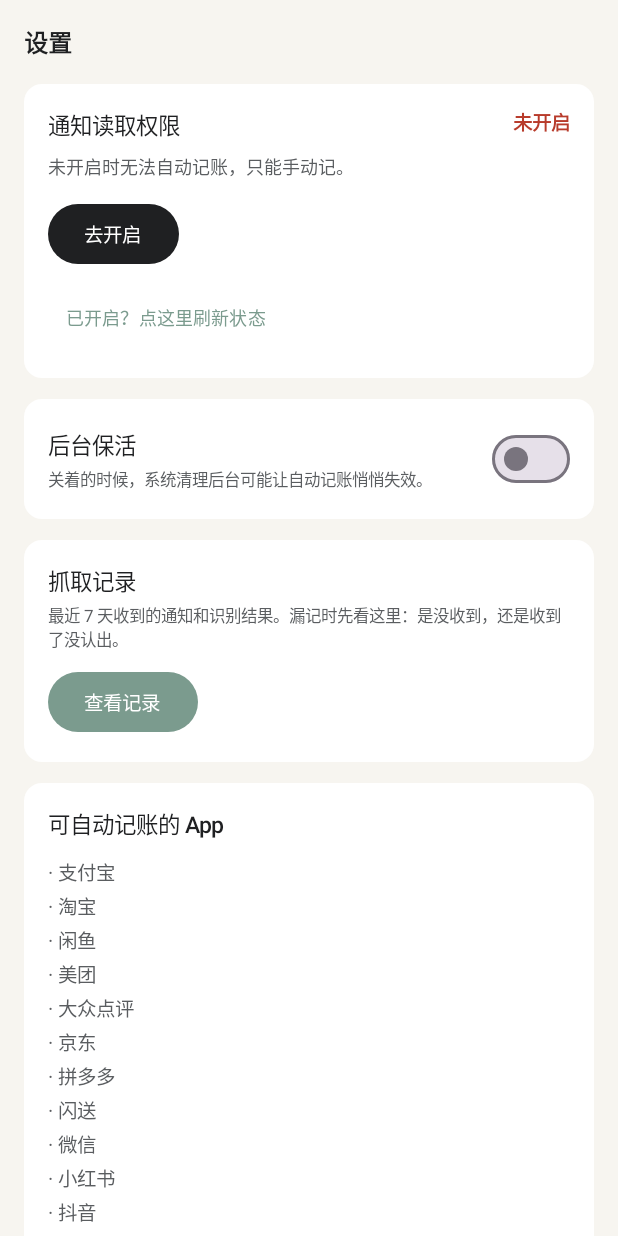
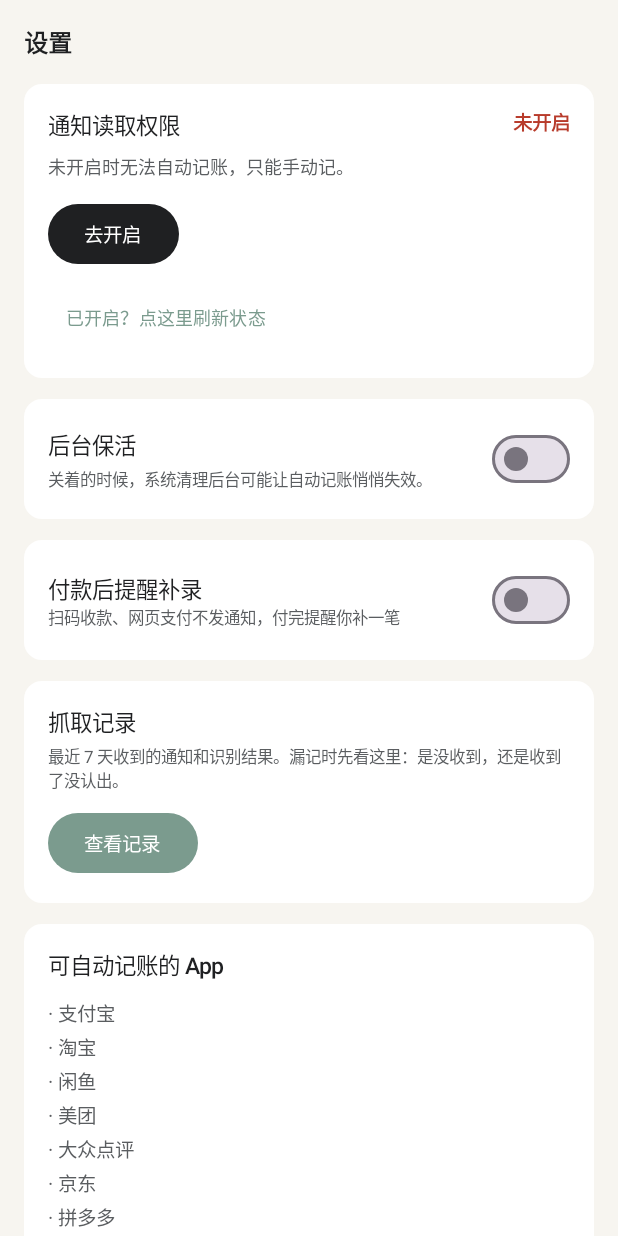
Before and after one commit to XXKG2026/i-accounting, an Android app built with Jetpack Compose: the composable SettingsScreen shown on its own in the app's theme, on a phone screen of 412 x 824 dp. Run offline under Robolectric (Android 15) with nearby library versions, the phone set to English and light mode, and no system bars.

Commit message:
v2.3：付款后提醒补录
- 新增 PaymentWatcher：用使用情况访问检测「刚离开支付宝/微信」
- 保活服务内巡逻（屏幕亮 45s / 灭 5min），命中且未记账则推提醒
- 点通知直达记一笔；已有自动记账时不打扰
- 设置页新开关（自动开启保活 + 引导授权使用情况访问）

```diff
--- a/app/build.gradle.kts
+++ b/app/build.gradle.kts
@@ -13,8 +13,8 @@ android {
         applicationId = "com.qinkun.accountbook"
         minSdk = 31
         targetSdk = 36
-        versionCode = 9
-        versionName = "2.2"
+        versionCode = 10
+        versionName = "2.3"
     }
 
     buildTypes {
--- a/app/src/main/java/com/qinkun/accountbook/data/Repo.kt
+++ b/app/src/main/java/com/qinkun/accountbook/data/Repo.kt
@@ -24,6 +24,8 @@ class Repo(context: Context) {
     suspend fun remove(tx: Transaction) = dao.delete(tx)
     suspend fun update(tx: Transaction) = dao.update(tx)
     suspend fun findDuplicate(raw: String, since: Long) = dao.findDuplicate(raw, since)
+
+    suspend fun lastTxAt(): Long? = dao.lastTxAt()
 
     // ---- 补录辅助 ----
     suspend fun frequentMerchants(limit: Int = 12): List<String> = dao.frequentMerchants(limit)
--- a/app/src/main/java/com/qinkun/accountbook/data/TransactionDao.kt
+++ b/app/src/main/java/com/qinkun/accountbook/data/TransactionDao.kt
@@ -61,6 +61,10 @@ interface TransactionDao {
     )
     suspend fun frequentMerchants(limit: Int = 12): List<String>
 
+    /** 最后一条记账的时间 —— 判断"这次离开支付 App 之后有没有已经记上" */
+    @Query("SELECT MAX(occurredAt) FROM transactions")
+    suspend fun lastTxAt(): Long?
+
     /**
      * 最近用过的分类（按笔数降序），用来把高频分类排到选择列表前面。
      */
--- a/app/src/main/java/com/qinkun/accountbook/ui/SettingsScreen.kt
+++ b/app/src/main/java/com/qinkun/accountbook/ui/SettingsScreen.kt
@@ -35,6 +35,9 @@ import java.text.SimpleDateFormat
 import java.util.Date
 import java.util.Locale
 import com.qinkun.accountbook.service.KeepAlive
+import com.qinkun.accountbook.service.PaymentWatcher
+import androidx.lifecycle.Lifecycle
+import androidx.lifecycle.compose.LifecycleEventEffect
 import com.qinkun.accountbook.service.TransactionParser
 
 @Composable
@@ -45,6 +48,14 @@ fun SettingsScreen(modifier: Modifier = Modifier) {
     var testResult by remember { mutableStateOf<String?>(null) }
     var testPkg by remember { mutableStateOf("com.sankuai.meituan") }
     var keepAlive by remember { mutableStateOf(KeepAlive.isEnabled(ctx)) }
+    var promptOn by remember { mutableStateOf(PaymentWatcher.isEnabled(ctx)) }
+    var usageOk by remember { mutableStateOf(PaymentWatcher.hasUsageAccess(ctx)) }
+    // 从系统设置页返回时刷新权限状态
+    LifecycleEventEffect(Lifecycle.Event.ON_RESUME) {
+        usageOk = PaymentWatcher.hasUsageAccess(ctx)
+        promptOn = PaymentWatcher.isEnabled(ctx)
+        keepAlive = KeepAlive.isEnabled(ctx)
+    }
     var showLogs by remember { mutableStateOf(false) }
     var logs by remember { mutableStateOf<List<CaptureLog>>(emptyList()) }
     val scope = rememberCoroutineScope()
@@ -142,6 +153,60 @@ fun SettingsScreen(modifier: Modifier = Modifier) {
                             keepAlive = on
                         }
                     )
+                }
+            }
+        }
+
+        Spacer(Modifier.height(14.dp))
+
+        // ---- 付款后提醒补录 ----
+        Card(
+            Modifier.fillMaxWidth().padding(horizontal = 16.dp),
+            shape = RoundedCornerShape(12.dp),
+            colors = CardDefaults.cardColors(containerColor = AppColor.surface)
+        ) {
+            Column(Modifier.padding(16.dp)) {
+                Row(
+                    Modifier.fillMaxWidth(),
+                    horizontalArrangement = Arrangement.SpaceBetween,
+                    verticalAlignment = Alignment.CenterVertically
+                ) {
+                    Column(Modifier.weight(1f)) {
+                        Text("付款后提醒补录", fontSize = 15.sp,
+                            fontWeight = FontWeight.Medium, color = AppColor.ink)
+                        Text("扫码收款、网页支付不发通知，付完提醒你补一笔",
+                            fontSize = 11.sp, color = AppColor.inkSoft)
+                    }
+                    Switch(
+                        checked = promptOn,
+                        onCheckedChange = { v ->
+                            promptOn = v
+                            PaymentWatcher.setEnabled(ctx, v)
+                            if (v) {
+                                // 提醒依赖常驻服务，顺手把保活也打开
+                                if (!KeepAlive.isEnabled(ctx)) {
+                                    keepAlive = true
+                                    KeepAlive.setEnabled(ctx, true)
+                                }
+                                if (!PaymentWatcher.hasUsageAccess(ctx)) {
+                                    PaymentWatcher.openUsageAccessSettings(ctx)
+                                }
+                            }
+                        }
+                    )
+                }
+
+                if (promptOn && !usageOk) {
+                    Spacer(Modifier.height(8.dp))
+                    Row(verticalAlignment = Alignment.CenterVertically) {
+                        Text("还差一步：授权「使用情况访问」", fontSize = 12.sp, color = AppColor.expense)
+                        Spacer(Modifier.width(8.dp))
+                        TextButton(onClick = { PaymentWatcher.openUsageAccessSettings(ctx) }) {
+                            Text("去授权", fontSize = 12.sp, color = AppColor.accent)
+                        }
+                    }
+                    Text("只读「哪个 App 在前台」，读不到屏幕内容",
+                        fontSize = 10.sp, color = AppColor.inkSoft)
                 }
             }
         }
```
Also changed, not shown: app/src/main/AndroidManifest.xml (+6 -1 lines), app/src/main/java/com/qinkun/accountbook/MainActivity.kt (+20 -3 lines), app/src/main/java/com/qinkun/accountbook/service/KeepAliveService.kt (+103 -0 lines), app/src/main/java/com/qinkun/accountbook/service/PaymentWatcher.kt (added, +124 -0 lines), app/src/main/java/com/qinkun/accountbook/ui/HomeScreen.kt (+9 -1 lines).
